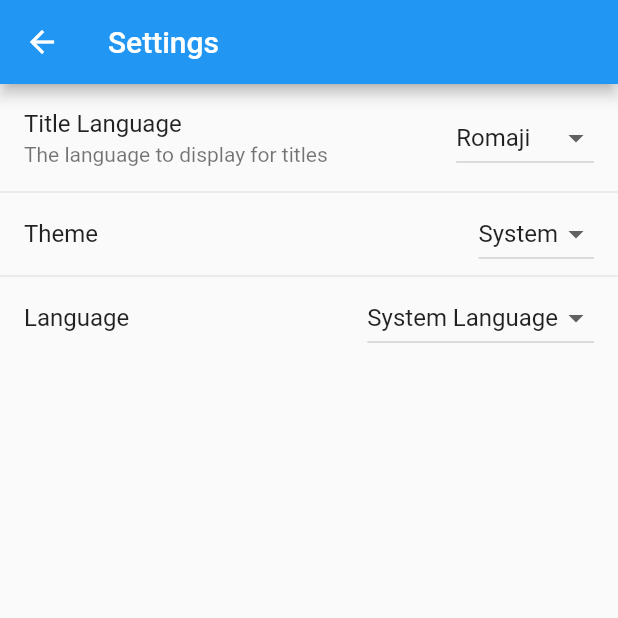
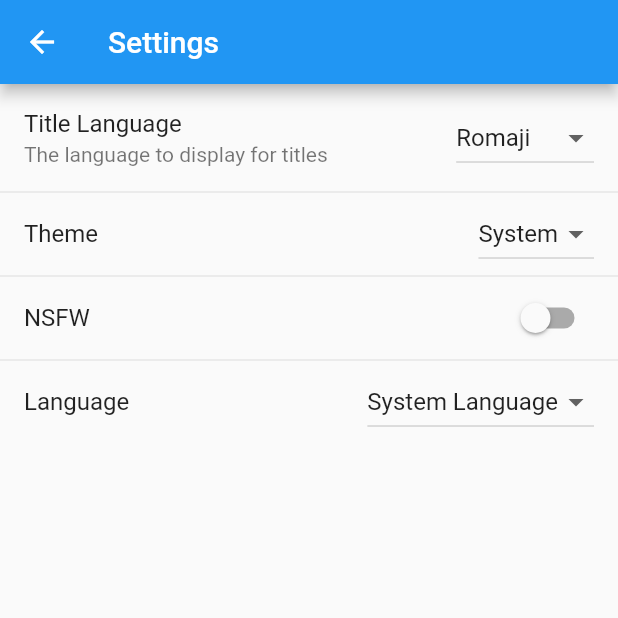
Before and after one commit to kmod-midori/flutter-vndb, a Flutter app: the SettingsView screen opened by its route, on a phone screen of 412 x 824 dp, the top half of it. Run offline on Flutter 3.47's test engine with Material 2 defaults, Android fonts, the phone set to English and light mode, and no system bars; our stand-ins replace cached_network_image, dio, flutter_hooks, flutter_svg, freezed_annotation, infinite_scroll_pagination and 3 more; missing offline and left inert: flutter_bbcode; accounts and stored records are empty; generated files the repository leaves out were written again; statements that could not run were skipped.

Commit message:
Allow NSFW configuration

```diff
--- a/lib/src/api/vn.dart
+++ b/lib/src/api/vn.dart
@@ -213,6 +213,11 @@ class VisualNovelImage with _$VisualNovelImage {
 
   const VisualNovelImage._();
 
+  bool get isSuggestive => sexual != null && sexual! > 0.4;
+  bool get isExplicit => sexual != null && sexual! > 1.3;
+  bool get isViolent => violence != null && violence! > 0.4;
+  bool get isBrutal => violence != null && violence! > 1.3;
+
   factory VisualNovelImage.fromJson(Map<String, dynamic> json) =>
       _$VisualNovelImageFromJson(json);
 }
--- a/lib/src/settings/settings_controller.dart
+++ b/lib/src/settings/settings_controller.dart
@@ -26,6 +26,9 @@ class SettingsController with ChangeNotifier {
   late TitleLanguage _titleLanguage;
   TitleLanguage get titleLanguage => _titleLanguage;
 
+  late bool _nsfw;
+  bool get nsfw => _nsfw;
+
   static SettingsController of(BuildContext context) {
     return Provider.of<SettingsController>(context);
   }
@@ -36,6 +39,7 @@ class SettingsController with ChangeNotifier {
     _apiConfig = await _settingsService.apiConfig();
     _locale = await _settingsService.locale();
     _titleLanguage = await _settingsService.titleLanguage();
+    _nsfw = await _settingsService.nsfw();
 
     // Important! Inform listeners a change has occurred.
     notifyListeners();
@@ -76,4 +80,13 @@ class SettingsController with ChangeNotifier {
     notifyListeners();
     await _settingsService.updateTitleLanguage(newTitleLanguage);
   }
+
+  Future<void> updateNsfw(bool newNsfw) async {
+    if (newNsfw == _nsfw) {
+      return;
+    }
+    _nsfw = newNsfw;
+    notifyListeners();
+    await _settingsService.updateNsfw(newNsfw);
+  }
 }
--- a/lib/src/settings/settings_service.dart
+++ b/lib/src/settings/settings_service.dart
@@ -77,6 +77,16 @@ class SettingsService {
     final prefs = await SharedPreferences.getInstance();
     await prefs.setInt('titleLanguage', titleLanguage.index);
   }
+
+  Future<bool> nsfw() async {
+    final prefs = await SharedPreferences.getInstance();
+    return prefs.getBool('nsfw') ?? false;
+  }
+
+  Future<void> updateNsfw(bool nsfw) async {
+    final prefs = await SharedPreferences.getInstance();
+    await prefs.setBool('nsfw', nsfw);
+  }
 }
 
 class ApiConfig {
--- a/lib/src/settings/settings_view.dart
+++ b/lib/src/settings/settings_view.dart
@@ -88,6 +88,13 @@ class SettingsView extends StatelessWidget {
         //     }
         //   },
         // ),
+        SwitchListTile(
+          title: const Text("NSFW"),
+          value: settingsController.nsfw,
+          onChanged: (value) {
+            settingsController.updateNsfw(value);
+          },
+        ),
         // Language Override
         ListTile(
           title: Text(l10n.language),
--- a/lib/src/ui/detail_pages/info.dart
+++ b/lib/src/ui/detail_pages/info.dart
@@ -3,6 +3,7 @@
 import 'package:flt_vndb/src/utils/bb_code_text.dart';
 import 'package:flt_vndb/src/utils/hooks.dart';
 import 'package:flt_vndb/src/widgets/language_row.dart';
+import 'package:flt_vndb/src/widgets/thumbnail.dart';
 import 'package:flutter/material.dart';
 import 'package:flutter_hooks/flutter_hooks.dart';
 import 'package:flutter_gen/gen_l10n/app_localizations.dart';
--- a/lib/src/ui/list_item/character_item.dart
+++ b/lib/src/ui/list_item/character_item.dart
@@ -1,5 +1,5 @@
 import 'package:flt_vndb/src/api/character.dart';
-import 'package:flt_vndb/src/ui/list_item/visual_novel_item.dart';
+import 'package:flt_vndb/src/widgets/thumbnail.dart';
 import 'package:flutter/material.dart';
 
 class CharacterItem extends StatelessWidget {
```
Also changed, not shown: lib/src/ui/list_item/visual_novel_item.dart (+1 -27 lines), lib/src/widgets/thumbnail.dart (added, +34 -0 lines).
